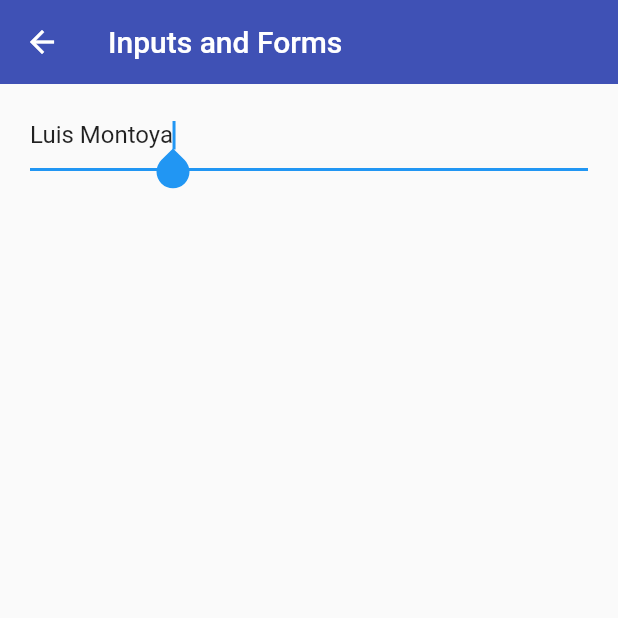
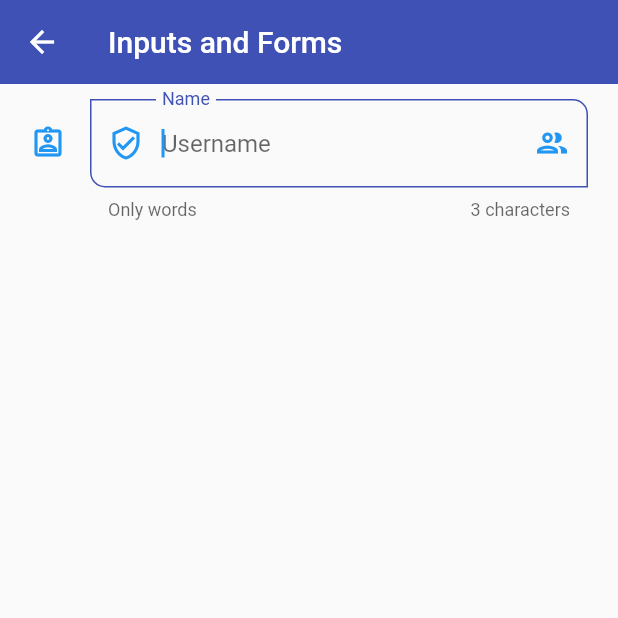
Before and after one commit to luisfdomontoya/flr_component, a Flutter app: the InputsScreen screen opened by its route, on a phone screen of 412 x 824 dp, the top half of it. Run offline on Flutter 3.47's test engine with Material 2 defaults, Android fonts, the phone set to English and light mode, and no system bars.

Commit message:
TextFormField 2

```diff
--- a/lib/screens/inputs_screen.dart
+++ b/lib/screens/inputs_screen.dart
@@ -19,8 +19,30 @@ class InputsScreen extends StatelessWidget {
             children: [
               TextFormField(
                 autofocus: true,
-                initialValue: 'Luis Montoya',
+                initialValue: '',
                 textCapitalization: TextCapitalization.words,
+                // value contiene el valor del input
+                onChanged: (value) => print('value: $value'),
+                validator: (value) {
+                  if (value == null) return 'This field is required';
+                  return value.length < 3 ? 'At least 3 characters' : null;
+                },
+                autovalidateMode: AutovalidateMode.onUserInteraction,
+                decoration: const InputDecoration(
+                  hintText: 'Username',
+                  labelText: 'Name',
+                  helperText: 'Only words',
+                  counterText: '3 characters',
+                  suffixIcon: Icon(Icons.group_outlined),
+                  prefixIcon: Icon(Icons.verified_user_outlined),
+                  icon: Icon(Icons.assignment_ind_outlined),
+                  // border: OutlineInputBorder(
+                  //   borderRadius: BorderRadius.only(
+                  //     bottomLeft: Radius.circular(10),
+                  //     bottomRight: Radius.circular(10),
+                  //   ),
+                  // ),
+                ),
               )
             ],
           ),
--- a/lib/theme/app_theme.dart
+++ b/lib/theme/app_theme.dart
@@ -40,6 +40,31 @@ class AppTheme {
       shape: RoundedRectangleBorder(
           borderRadius: BorderRadiusDirectional.circular(10)),
     ),
+
+    // Inputs: me permite establecer algunos estilos globales a los inputs
+    inputDecorationTheme: const InputDecorationTheme(
+      floatingLabelStyle: TextStyle(color: primary),
+      enabledBorder: OutlineInputBorder(
+        borderSide: BorderSide(color: primary),
+        borderRadius: BorderRadius.only(
+          bottomLeft: Radius.circular(10),
+          topRight: Radius.circular(10),
+        ),
+      ),
+      focusedBorder: OutlineInputBorder(
+        borderSide: BorderSide(color: primary),
+        borderRadius: BorderRadius.only(
+          bottomLeft: Radius.circular(10),
+          topRight: Radius.circular(10),
+        ),
+      ),
+      border: OutlineInputBorder(
+        borderRadius: BorderRadius.only(
+          bottomLeft: Radius.circular(10),
+          topRight: Radius.circular(10),
+        ),
+      ),
+    ),
   );
 
   //Para el tema dark
```
